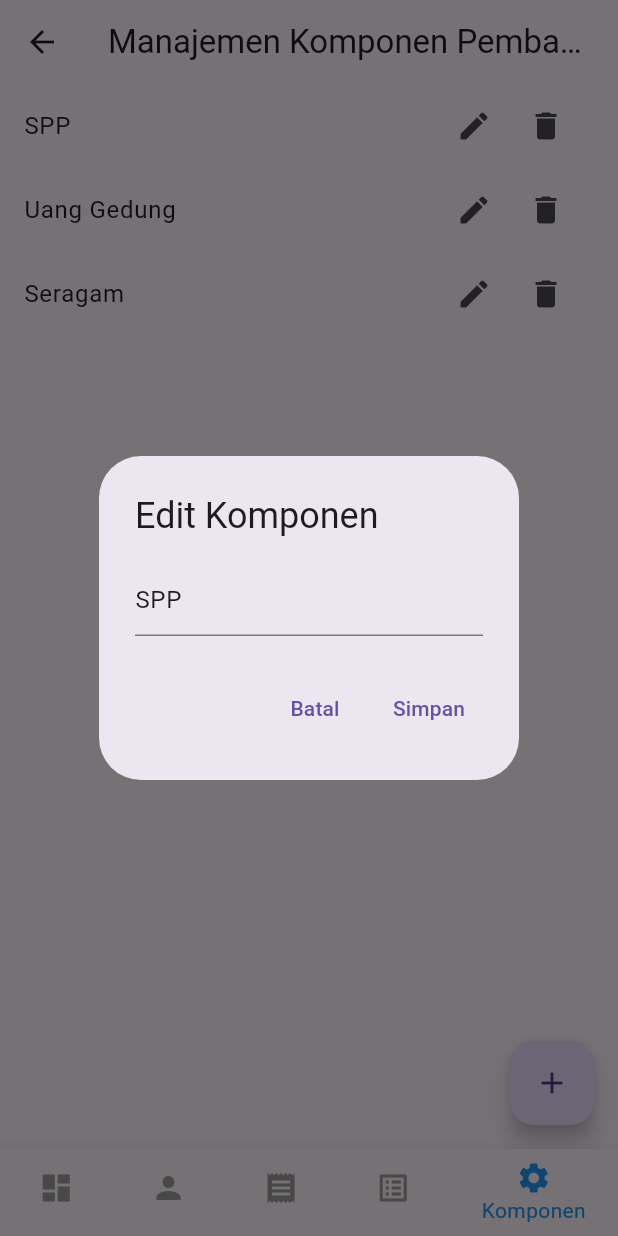
After one commit to Firlans/flutter-app, a Flutter app: the MainNavigation screen opened directly, item 5 of the bottom bar chosen, after a tap on the "edit" icon, on a phone screen of 412 x 824 dp. The commit adds this screen. Run offline on Flutter 3.47's test engine with Material 3 defaults, Android fonts, the light colour scheme and no system bars; missing offline and left inert: client3.

Commit message:
update ui_client_3

```diff
--- /dev/null
+++ b/lib/komponen_pembayaran_page.dart
@@ -0,0 +1,121 @@
+import 'package:flutter/material.dart';
+
+class KomponenPembayaranPage extends StatefulWidget {
+  @override
+  _KomponenPembayaranPageState createState() => _KomponenPembayaranPageState();
+}
+
+class _KomponenPembayaranPageState extends State<KomponenPembayaranPage> {
+  List<String> komponenPembayaran = ['SPP', 'Uang Gedung', 'Seragam'];
+
+  @override
+  Widget build(BuildContext context) {
+    return Scaffold(
+      appBar: AppBar(
+        title: Text('Manajemen Komponen Pembayaran'),
+      ),
+      body: ListView.builder(
+        itemCount: komponenPembayaran.length,
+        itemBuilder: (context, index) {
+          return ListTile(
+            title: Text(komponenPembayaran[index]),
+            trailing: Row(
+              mainAxisSize: MainAxisSize.min,
+              children: [
+                IconButton(
+                  icon: Icon(Icons.edit),
+                  onPressed: () => _editKomponen(index),
+                ),
+                IconButton(
+                  icon: Icon(Icons.delete),
+                  onPressed: () => _deleteKomponen(index),
+                ),
+              ],
+            ),
+          );
+        },
+      ),
+      floatingActionButton: FloatingActionButton(
+        child: Icon(Icons.add),
+        onPressed: _tambahKomponen,
+      ),
+    );
+  }
+
+  void _tambahKomponen() {
+    showDialog(
+      context: context,
+      builder: (BuildContext context) {
+        String newKomponen = '';
+        return AlertDialog(
+          title: Text('Tambah Komponen Baru'),
+          content: TextField(
+            onChanged: (value) {
+              newKomponen = value;
+            },
+            decoration: InputDecoration(hintText: "Nama Komponen"),
+          ),
+          actions: <Widget>[
+            TextButton(
+              child: Text('Batal'),
+              onPressed: () {
+                Navigator.of(context).pop();
+              },
+            ),
+            TextButton(
+              child: Text('Tambah'),
+              onPressed: () {
+                setState(() {
+                  komponenPembayaran.add(newKomponen);
+                });
+                Navigator.of(context).pop();
+              },
+            ),
+          ],
+        );
+      },
+    );
+  }
+
+  void _editKomponen(int index) {
+    showDialog(
+      context: context,
+      builder: (BuildContext context) {
+        String editedKomponen = komponenPembayaran[index];
+        return AlertDialog(
+          title: Text('Edit Komponen'),
+          content: TextField(
+            onChanged: (value) {
+              editedKomponen = value;
+            },
+            decoration: InputDecoration(hintText: "Nama Komponen"),
+            controller: TextEditingController(text: komponenPembayaran[index]),
+          ),
+          actions: <Widget>[
+            TextButton(
+              child: Text('Batal'),
+              onPressed: () {
+                Navigator.of(context).pop();
+              },
+            ),
+            TextButton(
+              child: Text('Simpan'),
+              onPressed: () {
+                setState(() {
+                  komponenPembayaran[index] = editedKomponen;
+                });
+                Navigator.of(context).pop();
+              },
+            ),
+          ],
+        );
+      },
+    );
+  }
+
+  void _deleteKomponen(int index) {
+    setState(() {
+      komponenPembayaran.removeAt(index);
+    });
+  }
+}
--- /dev/null
+++ b/lib/main_navigation.dart
@@ -0,0 +1,62 @@
+import 'package:flutter/material.dart';
+import 'komponen_pembayaran_page.dart';
+
+class MainNavigation extends StatefulWidget {
+  @override
+  _MainNavigationState createState() => _MainNavigationState();
+}
+
+class _MainNavigationState extends State<MainNavigation> {
+  int _selectedIndex = 0;
+
+  static List<Widget> _widgetOptions = <Widget>[
+    Text('Dashboard'),
+    Text('Profil'),
+    Text('Tagihan SPP'),
+    Text('Tagihan Lain'),
+    KomponenPembayaranPage(),
+  ];
+
+  void _onItemTapped(int index) {
+    setState(() {
+      _selectedIndex = index;
+    });
+  }
+
+  @override
+  Widget build(BuildContext context) {
+    return Scaffold(
+      body: Center(
+        child: _widgetOptions.elementAt(_selectedIndex),
+      ),
+      bottomNavigationBar: BottomNavigationBar(
+        items: const <BottomNavigationBarItem>[
+          BottomNavigationBarItem(
+            icon: Icon(Icons.dashboard),
+            label: 'Dashboard',
+          ),
+          BottomNavigationBarItem(
+            icon: Icon(Icons.person),
+            label: 'Profil',
+          ),
+          BottomNavigationBarItem(
+            icon: Icon(Icons.receipt),
+            label: 'SPP',
+          ),
+          BottomNavigationBarItem(
+            icon: Icon(Icons.list_alt),
+            label: 'Tagihan Lain',
+          ),
+          BottomNavigationBarItem(
+            icon: Icon(Icons.settings),
+            label: 'Komponen',
+          ),
+        ],
+        currentIndex: _selectedIndex,
+        selectedItemColor: Colors.blue,
+        unselectedItemColor: Colors.grey,
+        onTap: _onItemTapped,
+      ),
+    );
+  }
+}
```
Also changed, not shown: lib/main.dart (+4 -3 lines).
